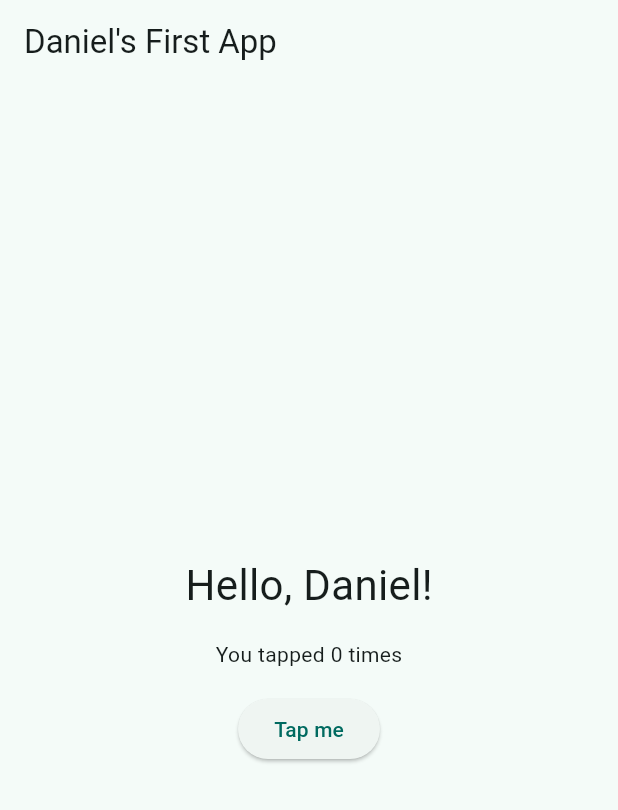
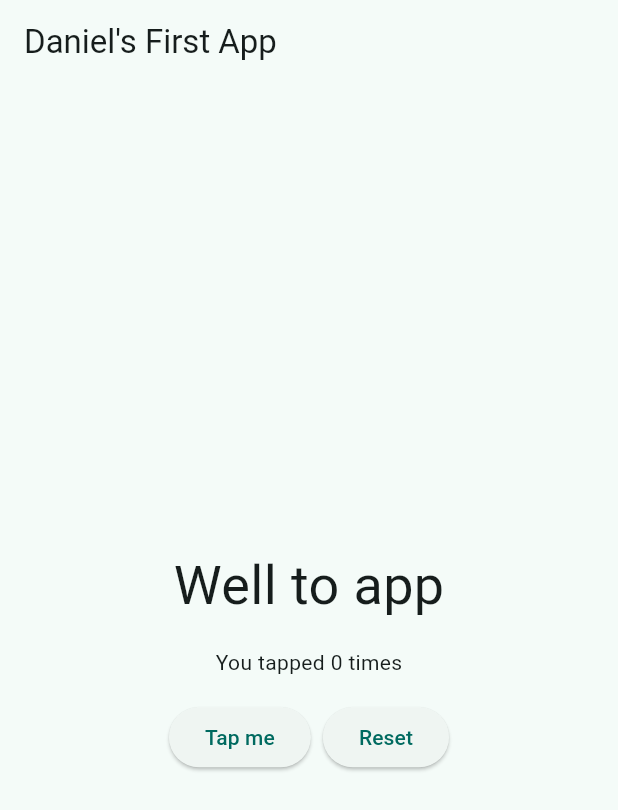
Before and after one commit to Danii-Fedo10/my_first_app, a Flutter app: the screen it shows after launch, on a phone screen of 412 x 824 dp. Shown: the top 810 px of the screen. Run offline on Flutter 3.47's test engine with Material 3 defaults, Android fonts, the phone set to English and light mode, and no system bars.

```diff
--- a/lib/main.dart
+++ b/lib/main.dart
@@ -35,6 +35,12 @@ class _HomePageState extends State<HomePage> {
     });
   }
 
+  void _reset() {
+    setState(() {
+      _taps = 0;
+    });
+  }
+
   @override
   Widget build(BuildContext context) {
     return Scaffold(
@@ -43,13 +49,23 @@ class _HomePageState extends State<HomePage> {
         child: Column(
           mainAxisAlignment: MainAxisAlignment.center,
           children: [
-            const Text('Hello, Daniel!', style: TextStyle(fontSize: 28)),
+            const Text('Well to app', style: TextStyle(fontSize: 36)),
             const SizedBox(height: 16),
             Text('You tapped $_taps times'),
             const SizedBox(height: 16),
-            ElevatedButton(
-              onPressed: _increase,
-              child: const Text('Tap me'),
+            Row(
+              mainAxisAlignment: MainAxisAlignment.center,
+              children: [
+                ElevatedButton(
+                  onPressed: _increase,
+                  child: const Text('Tap me'),
+                ),
+                const SizedBox(width: 8),
+                ElevatedButton(
+                  onPressed: _reset,
+                  child: const Text('Reset'),
+                ),
+              ],
             ),
           ],
         ),
```
Also changed, not shown: 1 other file.
